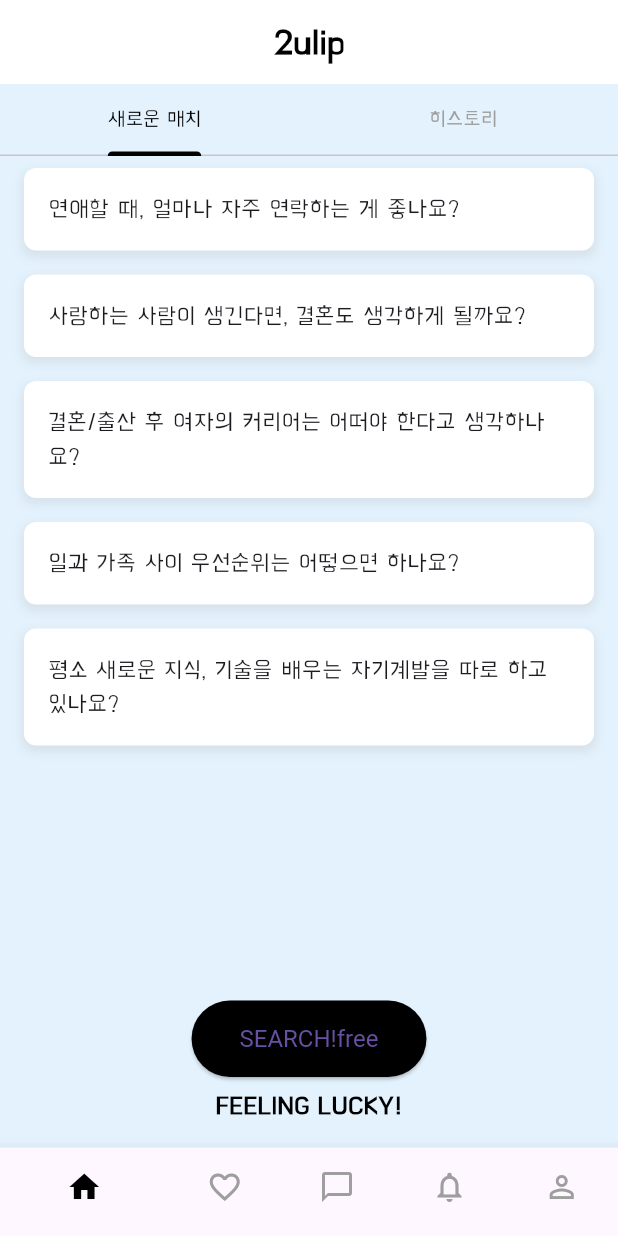
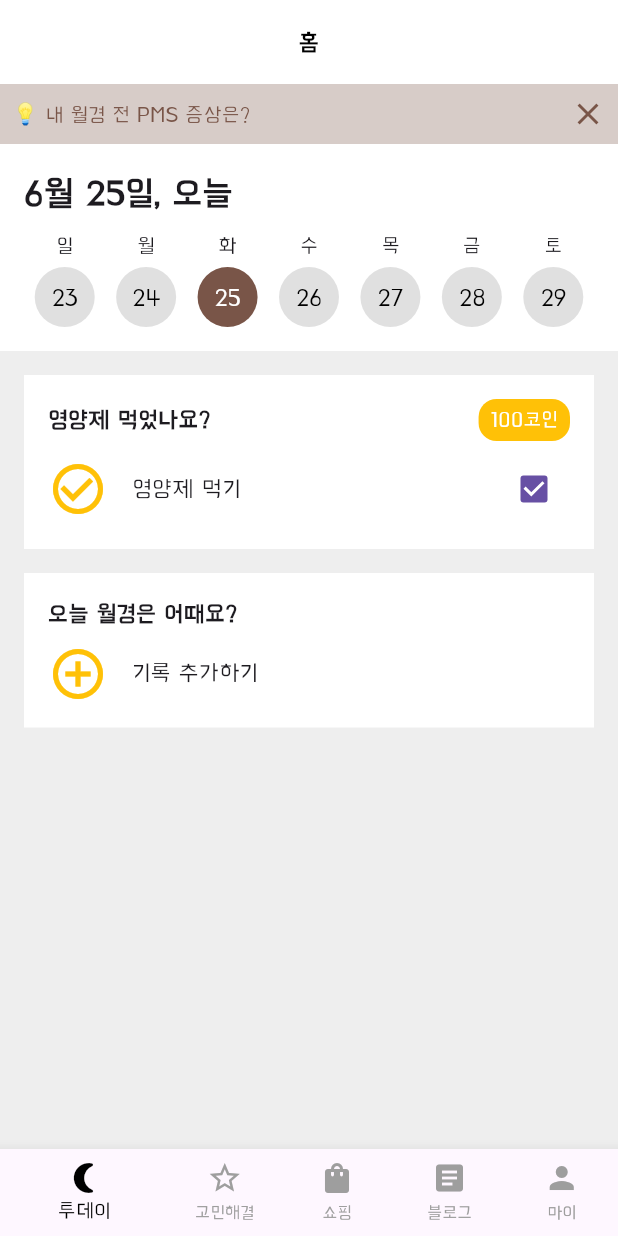
Before and after one commit to parkbjgit/Water, a Flutter app: the screen it shows after launch, on a phone screen of 412 x 824 dp. Run offline on Flutter 3.47's test engine with Material 3 defaults, Android fonts, the phone set to English and light mode, and no system bars; our stand-ins replace csv, flutter_map, geolocator, latlong2, lottie, permission_handler and 1 more.

Commit message:
UI 수정중
새로운 모바일 UI

```diff
--- /dev/null
+++ b/lib/pages/home_page copy 2 app1.dart
@@ -0,0 +1,132 @@
+import 'package:flutter/material.dart';
+
+// void main() {
+//   runApp(MyApp());
+// }
+
+// class MyApp extends StatelessWidget {
+//   @override
+//   Widget build(BuildContext context) {
+//     return MaterialApp(
+//       home: HomePage(),
+//     );
+//   }
+// }
+
+class HomePage extends StatefulWidget {
+  @override
+  _HomePageState createState() => _HomePageState();
+}
+
+class _HomePageState extends State<HomePage> with SingleTickerProviderStateMixin {
+  late TabController _tabController;
+
+  @override
+  void initState() {
+    super.initState();
+    _tabController = TabController(length: 2, vsync: this);
+  }
+
+  @override
+  void dispose() {
+    _tabController.dispose();
+    super.dispose();
+  }
+
+  @override
+  Widget build(BuildContext context) {
+    return Scaffold(
+      backgroundColor: Colors.blue.shade50, // 배경색을 여기에 설정
+      appBar: AppBar(
+        backgroundColor: Colors.white,
+        elevation: 0,
+        title: Text('2ulip', style: TextStyle(color: Colors.black, fontSize: 24, fontWeight: FontWeight.bold)),
+        centerTitle: true,
+      ),
+      body: Column(
+        children: [
+          TabBar(
+            controller: _tabController,
+            labelColor: Colors.black,
+            unselectedLabelColor: Colors.grey,
+            indicatorColor: Colors.black,
+            tabs: [
+              Tab(text: '새로운 매치'),
+              Tab(text: '히스토리'),
+            ],
+          ),
+          Expanded(
+            child: TabBarView(
+              controller: _tabController,
+              children: [
+                ListView(
+                  children: [
+                    _buildListItem('연애할 때, 얼마나 자주 연락하는 게 좋나요?'),
+                    _buildListItem('사랑하는 사람이 생긴다면, 결혼도 생각하게 될까요?'),
+                    _buildListItem('결혼/출산 후 여자의 커리어는 어떠야 한다고 생각하나요?'),
+                    _buildListItem('일과 가족 사이 우선순위는 어떻으면 하나요?'),
+                    _buildListItem('평소 새로운 지식, 기술을 배우는 자기계발을 따로 하고 있나요?'),
+                  ],
+                ),
+                Center(child: Text('히스토리 탭의 내용')),
+              ],
+            ),
+          ),
+          Padding(
+            padding: const EdgeInsets.all(16.0),
+            child: Column(
+              children: [
+                ElevatedButton(
+                  onPressed: () {},
+                  child: Text('SEARCH!free'),
+                  style: ElevatedButton.styleFrom(
+                    backgroundColor: Colors.black,
+                    padding: EdgeInsets.symmetric(vertical: 16, horizontal: 32),
+                    textStyle: TextStyle(fontSize: 16),
+                  ),
+                ),
+                SizedBox(height: 8),
+                Text('FEELING LUCKY!', style: TextStyle(fontSize: 16, fontWeight: FontWeight.bold, color: Colors.black)),
+              ],
+            ),
+          ),
+        ],
+      ),
+      bottomNavigationBar: BottomNavigationBar(
+        items: [
+          BottomNavigationBarItem(icon: Icon(Icons.home), label: ''),
+          BottomNavigationBarItem(icon: Icon(Icons.favorite_border), label: ''),
+          BottomNavigationBarItem(icon: Icon(Icons.chat_bubble_outline), label: ''),
+          BottomNavigationBarItem(icon: Icon(Icons.notifications_none), label: ''),
+          BottomNavigationBarItem(icon: Icon(Icons.person_outline), label: ''),
+        ],
+        selectedItemColor: Colors.black,
+        unselectedItemColor: Colors.grey,
+        showSelectedLabels: false,
+        showUnselectedLabels: false,
+      ),
+    );
+  }
+
+  Widget _buildListItem(String text) {
+    return Padding(
+      padding: const EdgeInsets.symmetric(vertical: 8.0, horizontal: 16.0),
+      child: Container(
+        padding: EdgeInsets.all(16),
+        decoration: BoxDecoration(
+          color: Colors.white,
+          borderRadius: BorderRadius.circular(8),
+          boxShadow: [
+            BoxShadow(
+              color: Colors.grey.withOpacity(0.2),
+              spreadRadius: 1,
+              blurRadius: 5,
+              offset: Offset(0, 3),
+            ),
+          ],
+        ),
+        child: Text(text, style: TextStyle(fontSize: 16)),
+      ),
+    );
+  }
+}
--- a/lib/pages/home_page.dart
+++ b/lib/pages/home_page.dart
@@ -1,38 +1,19 @@
 import 'package:flutter/material.dart';
 
-// void main() {
-//   runApp(MyApp());
-// }
-
-// class MyApp extends StatelessWidget {
-//   @override
-//   Widget build(BuildContext context) {
-//     return MaterialApp(
-//       home: HomePage(),
-//     );
-//   }
-// }
-
-class HomePage extends StatefulWidget {
-  @override
-  _HomePageState createState() => _HomePageState();
+void main() {
+  runApp(MyApp());
 }
 
-class _HomePageState extends State<HomePage> with SingleTickerProviderStateMixin {
-  late TabController _tabController;
-
+class MyApp extends StatelessWidget {
   @override
-  void initState() {
-    super.initState();
-    _tabController = TabController(length: 2, vsync: this);
+  Widget build(BuildContext context) {
+    return MaterialApp(
+      home: HomePage(),
+    );
+  }
 }
 
-  @override
-  void dispose() {
-    _tabController.dispose();
-    super.dispose();
-  }
-
+class HomePage extends StatelessWidget {
   @override
   Widget build(BuildContext context) {
     return Scaffold(
@@ -40,92 +21,140 @@
       appBar: AppBar(
         backgroundColor: Colors.white,
         elevation: 0,
-        title: Text('2ulip', style: TextStyle(color: Colors.black, fontSize: 24, fontWeight: FontWeight.bold)),
+        title: Text(
+          '홈',
+          style: TextStyle(color: Colors.black),
+        ),
         centerTitle: true,
       ),
-      body: Column(
+      body: Container(
+        color: Colors.grey[200], // 배경색 설정
+        child: ListView(
           children: [
-          TabBar(
-            controller: _tabController,
-            labelColor: Colors.black,
-            unselectedLabelColor: Colors.grey,
-            indicatorColor: Colors.black,
-            tabs: [
-              Tab(text: '새로운 매치'),
-              Tab(text: '히스토리'),
-            ],
-          ),
-          Expanded(
-            child: TabBarView(
-              controller: _tabController,
+            // 상단 알림 배너
+            Container(
+              color: Colors.brown[100],
+              padding: EdgeInsets.all(8),
+              child: Row(
+                mainAxisAlignment: MainAxisAlignment.spaceBetween,
                 children: [
-                ListView(
-                  children: [
-                    _buildListItem('연애할 때, 얼마나 자주 연락하는 게 좋나요?'),
-                    _buildListItem('사랑하는 사람이 생긴다면, 결혼도 생각하게 될까요?'),
-                    _buildListItem('결혼/출산 후 여자의 커리어는 어떠야 한다고 생각하나요?'),
-                    _buildListItem('일과 가족 사이 우선순위는 어떻으면 하나요?'),
-                    _buildListItem('평소 새로운 지식, 기술을 배우는 자기계발을 따로 하고 있나요?'),
-                  ],
-                ),
-                Center(child: Text('히스토리 탭의 내용')),
+                  Text('💡 내 월경 전 PMS 증상은?', style: TextStyle(color: Colors.brown)),
+                  Icon(Icons.close, color: Colors.brown),
                 ],
               ),
             ),
-          Padding(
-            padding: const EdgeInsets.all(16.0),
+            // 날짜 선택기와 캘린더
+            Container(
+              color: Colors.white,
+              padding: EdgeInsets.all(16),
               child: Column(
+                crossAxisAlignment: CrossAxisAlignment.start,
                 children: [
-                ElevatedButton(
-                  onPressed: () {},
-                  child: Text('SEARCH!free'),
-                  style: ElevatedButton.styleFrom(
-                    backgroundColor: Colors.black,
-                    padding: EdgeInsets.symmetric(vertical: 16, horizontal: 32),
-                    textStyle: TextStyle(fontSize: 16),
+                  Text('6월 25일, 오늘', style: TextStyle(fontSize: 24, fontWeight: FontWeight.bold)),
+                  SizedBox(height: 8),
+                  Row(
+                    children: [
+                      Expanded(child: _buildDateCircle('일', '23')),
+                      Expanded(child: _buildDateCircle('월', '24')),
+                      Expanded(child: _buildDateCircle('화', '25', isSelected: true)),
+                      Expanded(child: _buildDateCircle('수', '26')),
+                      Expanded(child: _buildDateCircle('목', '27')),
+                      Expanded(child: _buildDateCircle('금', '28')),
+                      Expanded(child: _buildDateCircle('토', '29')),
+                    ],
+                  ),
+                ],
               ),
             ),
             SizedBox(height: 8),
-                Text('FEELING LUCKY!', style: TextStyle(fontSize: 16, fontWeight: FontWeight.bold, color: Colors.black)),
+            // 체크박스와 텍스트 입력 필드
+            _buildCard(
+              context,
+              '영양제 먹었나요?',
+              Icons.check_circle_outline,
+              '영양제 먹기',
+              true,
+              '100코인',
+            ),
+            _buildCard(
+              context,
+              '오늘 월경은 어때요?',
+              Icons.add_circle_outline,
+              '기록 추가하기',
+              false,
+            ),
+            // 아래 섹션은 반복되는 형태로 추가 가능
           ],
         ),
       ),
-        ],
-      ),
       bottomNavigationBar: BottomNavigationBar(
         items: [
-          BottomNavigationBarItem(icon: Icon(Icons.home), label: ''),
-          BottomNavigationBarItem(icon: Icon(Icons.favorite_border), label: ''),
-          BottomNavigationBarItem(icon: Icon(Icons.chat_bubble_outline), label: ''),
-          BottomNavigationBarItem(icon: Icon(Icons.notifications_none), label: ''),
-          BottomNavigationBarItem(icon: Icon(Icons.person_outline), label: ''),
+          BottomNavigationBarItem(icon: Icon(Icons.nightlight_round), label: '투데이'),
+          BottomNavigationBarItem(icon: Icon(Icons.star_border), label: '고민해결'),
+          BottomNavigationBarItem(icon: Icon(Icons.shopping_bag), label: '쇼핑'),
+          BottomNavigationBarItem(icon: Icon(Icons.article), label: '블로그'),
+          BottomNavigationBarItem(icon: Icon(Icons.person), label: '마이'),
         ],
         selectedItemColor: Colors.black,
         unselectedItemColor: Colors.grey,
-        showSelectedLabels: false,
-        showUnselectedLabels: false,
+        showSelectedLabels: true,
+        showUnselectedLabels: true,
       ),
     );
   }
 
-  Widget _buildListItem(String text) {
-    return Padding(
-      padding: const EdgeInsets.symmetric(vertical: 8.0, horizontal: 16.0),
-      child: Container(
-        padding: EdgeInsets.all(16),
-        decoration: BoxDecoration(
-          color: Colors.white,
-          borderRadius: BorderRadius.circular(8),
-          boxShadow: [
-            BoxShadow(
-              color: Colors.grey.withOpacity(0.2),
-              spreadRadius: 1,
-              blurRadius: 5,
-              offset: Offset(0, 3),
+  Widget _buildDateCircle(String day, String date, {bool isSelected = false}) {
+    return Column(
+      children: [
+        Text(day),
+        SizedBox(height: 4),
+        CircleAvatar(
+          radius: 20,
+          backgroundColor: isSelected ? Colors.brown : Colors.grey[300],
+          child: Text(
+            date,
+            style: TextStyle(color: isSelected ? Colors.white : Colors.black),
+          ),
         ),
       ],
+    );
+  }
+
+  Widget _buildCard(BuildContext context, String title, IconData icon, String actionText, bool showCheckbox, [String? badge]) {
+    return Container(
+      color: Colors.white,
+      margin: EdgeInsets.symmetric(vertical: 8, horizontal: 16),
+      padding: EdgeInsets.all(16),
+      child: Column(
+        crossAxisAlignment: CrossAxisAlignment.start,
+        children: [
+          Row(
+            children: [
+              Text(title, style: TextStyle(fontSize: 16, fontWeight: FontWeight.bold)),
+              if (badge != null) ...[
+                Spacer(),
+                Container(
+                  padding: EdgeInsets.symmetric(horizontal: 8, vertical: 4),
+                  decoration: BoxDecoration(
+                    color: Colors.amber,
+                    borderRadius: BorderRadius.circular(12),
                   ),
-        child: Text(text, style: TextStyle(fontSize: 16)),
+                  child: Text(badge, style: TextStyle(color: Colors.white)),
+                ),
+              ],
+            ],
+          ),
+          SizedBox(height: 8),
+          Row(
+            children: [
+              Icon(icon, size: 40, color: Colors.amber),
+              SizedBox(width: 16),
+              Text(actionText, style: TextStyle(fontSize: 16)),
+              Spacer(),
+              if (showCheckbox) Checkbox(value: true, onChanged: (value) {}),
+            ],
+          ),
+        ],
       ),
     );
   }
```
Lines whose indentation alone changed are shown as unchanged.
